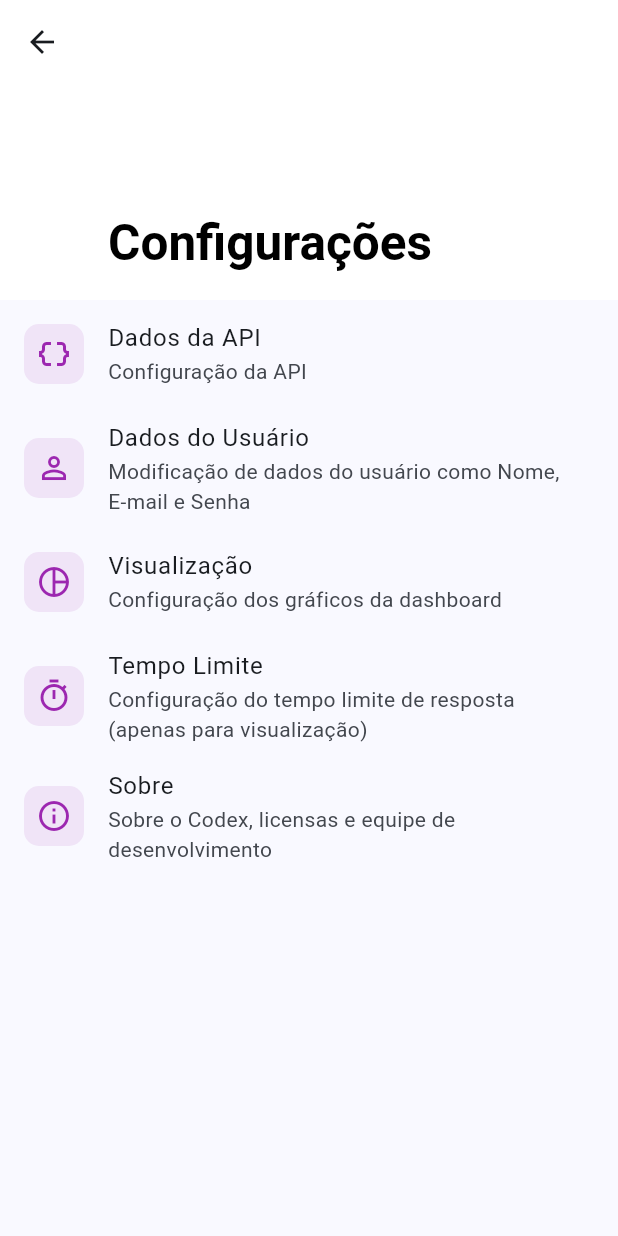
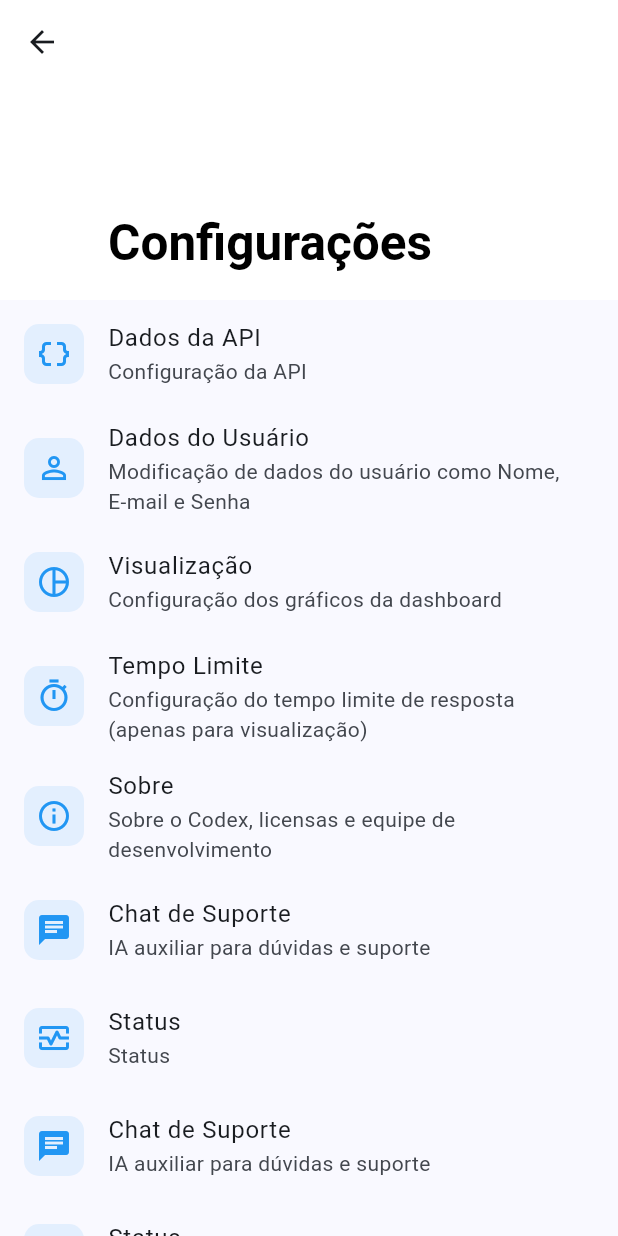
Before and after one commit to ZeniteMobile/Codex-Front-End, a Flutter app: the SettingsPage screen opened by its route, on a phone screen of 412 x 824 dp. Run offline on Flutter 3.47's test engine with Material 3 defaults, Android fonts, the phone set to English and light mode, and no system bars.

Commit message:
feat/ rota do chat com a ia

```diff
--- a/lib/pages/about_page.dart
+++ b/lib/pages/about_page.dart
@@ -80,7 +80,7 @@ class AboutPage extends StatelessWidget {
                 _buildTeamMember(
                   name: 'Arthur Hydeki Ricken',
                   role: 'Desenvolvedor',
-                  imageAsset: 'assets/profile-pics/1.png',
+                  imageAsset: 'assets/profile-pics/tui.jpeg',
                 ),
                 _buildTeamMember(
                   name: 'Eduardo B. Garcia',
--- a/lib/pages/settings_page.dart
+++ b/lib/pages/settings_page.dart
@@ -27,7 +27,7 @@ class SettingsPage extends StatelessWidget {
               ),
               background: Container(
                 decoration: BoxDecoration(
-                 color: Colors.white,
+                  color: Colors.white,
                 ),
                 child: const Center(
                   child: Icon(
@@ -57,7 +57,7 @@ class SettingsPage extends StatelessWidget {
             subtitle:
                 'Modificação de dados do usuário como Nome, E-mail e Senha',
             onTap: () {
-              // TODO: Navigate to User Data
+              Navigator.pushNamed(context, AppRoutes.profile);
             },
           ),
           _buildSettingsItem(
@@ -88,6 +88,42 @@ class SettingsPage extends StatelessWidget {
               Navigator.pushNamed(context, AppRoutes.about);
             },
           ),
+          _buildSettingsItem(
+            context,
+            icon: Icons.chat,
+            title: 'Chat de Suporte',
+            subtitle: 'IA auxiliar para dúvidas e suporte',
+            onTap: () {
+              Navigator.pushNamed(context, AppRoutes.help);
+            },
+          ),
+          _buildSettingsItem(
+            context,
+            icon: Icons.monitor_heart_outlined,
+            title: 'Status',
+            subtitle: 'Status',
+            onTap: () {
+              Navigator.pushNamed(context, AppRoutes.status);
+            },
+          ),
+          _buildSettingsItem(
+            context,
+            icon: Icons.chat,
+            title: 'Chat de Suporte',
+            subtitle: 'IA auxiliar para dúvidas e suporte',
+            onTap: () {
+              Navigator.pushNamed(context, AppRoutes.helpChat);
+            },
+          ),
+          _buildSettingsItem(
+            context,
+            icon: Icons.monitor_heart_outlined,
+            title: 'Status',
+            subtitle: 'Status',
+            onTap: () {
+              Navigator.pushNamed(context, AppRoutes.status);
+            },
+          ),
             ]),
           ),
         ],
@@ -106,10 +142,10 @@ class SettingsPage extends StatelessWidget {
       leading: Container(
         padding: const EdgeInsets.all(8),
         decoration: BoxDecoration(
-          color: Colors.purple.withOpacity(0.1),
+          color: Colors.blue.withOpacity(0.1),
           borderRadius: BorderRadius.circular(10),
         ),
-        child: Icon(icon, color: Colors.purple),
+        child: Icon(icon, color: Colors.blue),
       ),
       title: Text(title),
       subtitle: Text(subtitle),
--- a/lib/pages/status_page.dart
+++ b/lib/pages/status_page.dart
@@ -1,3 +1,4 @@
+import 'package:codex/routes/app_routes.dart';
 import 'package:flutter/material.dart';
 
 enum StatusFilter { status, emProcessamento, meusPedidos }
@@ -22,9 +23,9 @@ class _StatusPageState extends State<StatusPage> {
           style: TextStyle(fontWeight: FontWeight.bold),
         ),
         leading: IconButton(
-          icon: const Icon(Icons.menu),
+          icon: const Icon(Icons.arrow_back),
           onPressed: () {
-            // Ação para o menu
+            Navigator.pushNamed(context, AppRoutes.settings);
           },
         ),
         backgroundColor: Colors.white,
--- a/lib/routes/app_routes.dart
+++ b/lib/routes/app_routes.dart
@@ -1,8 +1,12 @@
 import 'package:codex/pages/about_page.dart';
 import 'package:codex/pages/forgot_password.dart';
+import 'package:codex/pages/help_chat_page.dart';
+import 'package:codex/pages/help_page.dart';
 import 'package:codex/pages/login.dart';
+import 'package:codex/pages/profile_page.dart';
 import 'package:codex/pages/sing-up.dart';
 import 'package:codex/pages/settings_page.dart';
+import 'package:codex/pages/status_page.dart';
 import 'package:flutter/material.dart';
 
 /// Contém os nomes das rotas como constantes para evitar erros de digitação.
@@ -12,6 +16,10 @@ class AppRoutes {
   static const String forgot = '/forgot'; // <--- adicione isto
   static const String settings = '/settings';
   static const String about = '/about';
+  static const String status = '/status';
+  static const String helpChat = '/help-chat';
+  static const String help = '/help';
+  static const String profile = '/profile';
 }
 
 /// Gera as rotas com base no nome fornecido.
@@ -34,7 +42,14 @@ class RouteGenerator {
         return MaterialPageRoute(builder: (_) => const SettingsPage());
       case AppRoutes.about:
         return MaterialPageRoute(builder: (_) => const AboutPage());
-
+      case AppRoutes.status:
+        return MaterialPageRoute(builder: (_) => const StatusPage());
+      case AppRoutes.helpChat:
+        return MaterialPageRoute(builder: (_) => const HelpChatPage());
+      case AppRoutes.help:
+        return MaterialPageRoute(builder: (_) => const HelpPage());
+      case AppRoutes.profile:
+        return MaterialPageRoute(builder: (_) => const ProfilePage());
       // Rota de erro caso a rota chamada não exista
       default:
         return MaterialPageRoute(
--- a/pubspec.yaml
+++ b/pubspec.yaml
@@ -68,3 +68,4 @@ flutter:
     - assets/profile-pics/7.png
     - assets/profile-pics/8.png
     - assets/profile-pics/9.png
+    - assets/profile-pics/tui.jpeg
```
Also changed, not shown: lib/pages/profile_page.dart (+40 -93 lines), assets/profile-pics/tui.jpeg (added).
